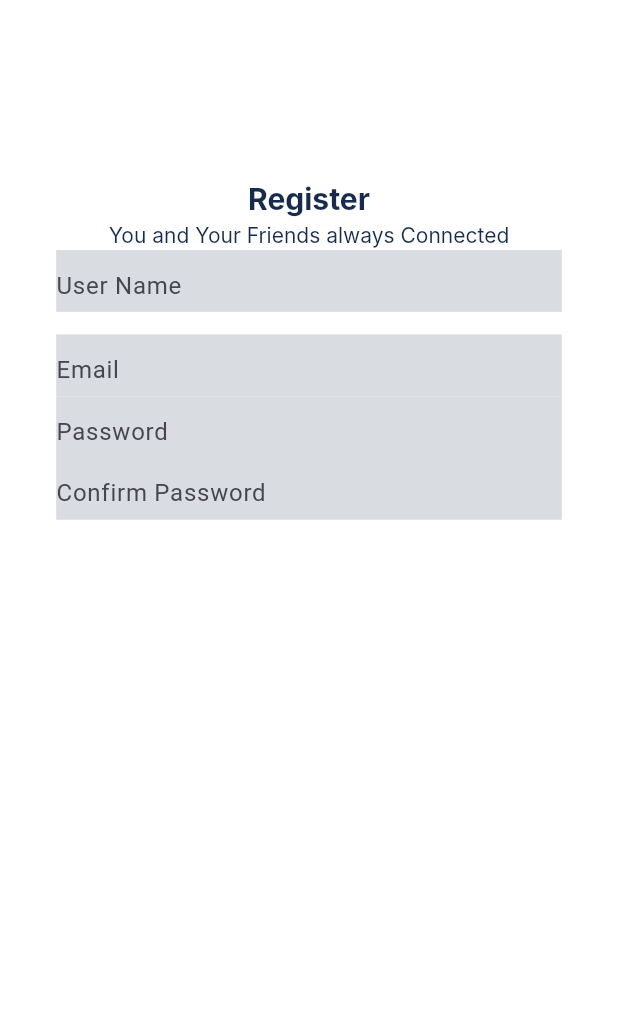
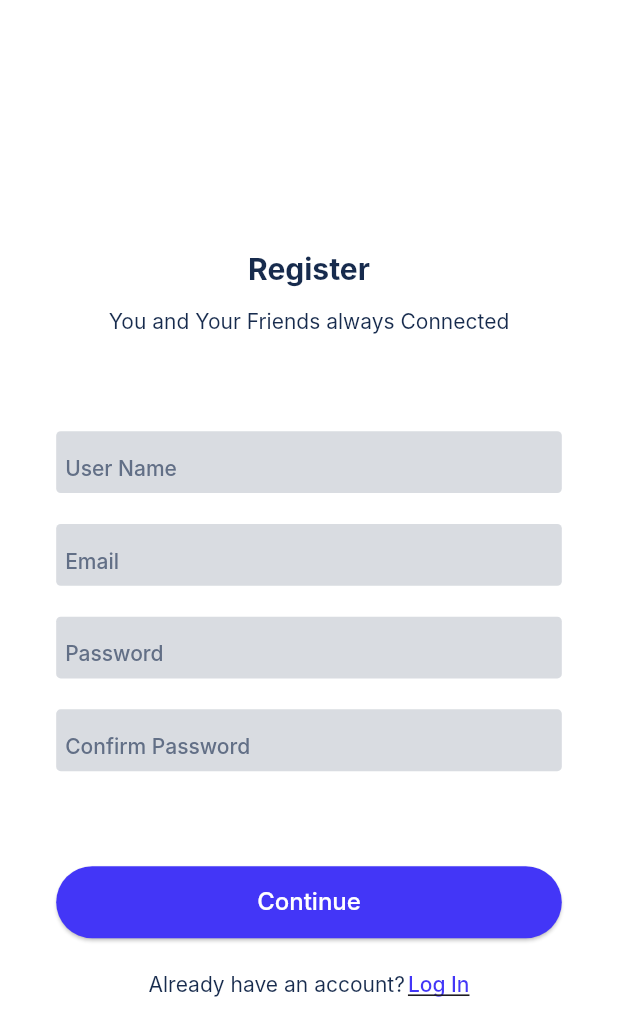
Before and after one commit to diilshadkt/chateo, a Flutter app: the screen it shows after launch, on a phone screen of 412 x 824 dp. Shown: the top 1036 px of the screen. Run offline on Flutter 3.47's test engine with Material 3 defaults, Android fonts, the phone set to English and light mode, and no system bars; our stand-ins replace firebase_auth, firebase_core, flutter_hooks, flutter_riverpod, go_router, hooks_riverpod and 1 more; accounts and stored records are empty; generated files the repository leaves out were written again; Roboto replaces fonts that are missing (Inter).

Commit message:
signup page ui completed

```diff
--- a/lib/core/constants/constants.dart
+++ b/lib/core/constants/constants.dart
@@ -5,11 +5,13 @@ class Constants {
   // Login
   final String txtHeading = "Register";
   final String txtSubHeading = "You and Your Friends always Connected";
-  final String txtContinueBtn = "CONTINUE";
+  final String txtContinueBtn = "Continue";
   final String txtUserName = "User Name";
   final String txtEmail = "Email";
   final String txtPassword = "Password";
   final String txtConfirmPassword = "Confirm Password";
+  final String txtAlreadyHaveAccount = "Already have an account?";
+  final String txtLogin = "Log In";
 }
 
 @riverpod
--- a/lib/core/themes/color_palette.dart
+++ b/lib/core/themes/color_palette.dart
@@ -1,7 +1,7 @@
 import 'package:flutter/material.dart';
 
 class AppColorPalettes {
-  static const blue400 = Color.fromARGB(255, 36, 22, 243);
+  static const blue400 = Color.fromARGB(255, 67, 54, 247);
   static const blue900 = Color(0xFF172B4D);
   static const grey400 = Color(0xFF626F86);
   static const white500 = Colors.white;
--- /dev/null
+++ b/lib/core/widgets/button_widget.dart
@@ -0,0 +1,33 @@
+import 'package:chateo/core/constants/constants.dart';
+import 'package:chateo/core/themes/app_theme.dart';
+import 'package:flutter/material.dart';
+import 'package:flutter_riverpod/flutter_riverpod.dart';
+
+class ButtonWidget extends ConsumerWidget {
+  final VoidCallback onPressed;
+  const ButtonWidget({super.key, required this.onPressed});
+
+  @override
+  Widget build(BuildContext context, WidgetRef ref) {
+    final constants = ref.watch(constantsProvider);
+    final colors = AppTheme.of(context).colors;
+    final typography = AppTheme.of(context).typography;
+    final spacer = AppTheme.of(context).spaces;
+
+    return SizedBox(
+      width: MediaQuery.sizeOf(context).width,
+      height: spacer.space_600,
+      child: ElevatedButton(
+        style: ElevatedButton.styleFrom(
+            backgroundColor: colors.primary,
+            shape: RoundedRectangleBorder(
+                borderRadius: BorderRadius.circular(50))),
+        onPressed: onPressed,
+        child: Text(
+          constants.txtContinueBtn,
+          style: typography.h500.copyWith(color: colors.secondary),
+        ),
+      ),
+    );
+  }
+}
--- a/lib/core/widgets/textfield_widget.dart
+++ b/lib/core/widgets/textfield_widget.dart
@@ -18,10 +18,17 @@ class TextfieldWidget extends StatelessWidget {
     final typography = AppTheme.of(context).typography;
     return Container(
       height: MediaQuery.sizeOf(context).height / 20,
-      color: colors.textInverse,
+      decoration: BoxDecoration(
+          color: colors.textInverse, borderRadius: BorderRadius.circular(3)),
       child: TextField(
+        cursorHeight: 16,
+        cursorColor: colors.primary,
         decoration: InputDecoration(
-            border: InputBorder.none, hintText: label, prefixIcon: icon),
+            border: InputBorder.none,
+            hintText: label,
+            contentPadding: const EdgeInsets.only(left: 6),
+            hintStyle: typography.h200,
+            prefixIcon: icon),
       ),
     );
   }
--- a/lib/features/auth/view/pages/login_page.dart
+++ b/lib/features/auth/view/pages/login_page.dart
@@ -0,0 +1,10 @@
+import 'package:flutter/material.dart';
+
+class LoginPage extends StatelessWidget {
+  const LoginPage({super.key});
+
+  @override
+  Widget build(BuildContext context) {
+    return const Placeholder();
+  }
+}
--- a/lib/features/auth/view/pages/signup_page.dart
+++ b/lib/features/auth/view/pages/signup_page.dart
@@ -1,6 +1,8 @@
 import 'package:chateo/core/constants/constants.dart';
 import 'package:chateo/core/themes/app_theme.dart';
+import 'package:chateo/core/widgets/button_widget.dart';
 import 'package:chateo/core/widgets/textfield_widget.dart';
+import 'package:chateo/features/auth/view/pages/login_page.dart';
 import 'package:chateo/features/auth/view/widgets/textfield_widget.dart';
 import 'package:flutter/material.dart';
 import 'package:flutter_riverpod/flutter_riverpod.dart';
@@ -17,31 +19,81 @@ class SignupPage extends ConsumerWidget {
 
     return Scaffold(
       backgroundColor: colors.secondary,
-      body: Center(
+      body: SingleChildScrollView(
+        child: Center(
           child: Padding(
             padding: EdgeInsets.symmetric(
                 horizontal: MediaQuery.sizeOf(context).width / 11),
             child: Column(
               children: [
                 SizedBox(
-                height: MediaQuery.sizeOf(context).height / 7,
+                  height: MediaQuery.sizeOf(context).height / 5,
                 ),
                 Text(
                   constants.txtHeading,
                   style: typography.h800,
                 ),
+                SizedBox(
+                  height: MediaQuery.sizeOf(context).height / 80,
+                ),
                 Text(
                   constants.txtSubHeading,
                   style: typography.h100.copyWith(color: colors.text),
                 ),
+                SizedBox(
+                  height: MediaQuery.sizeOf(context).height / 13,
+                ),
                 TextfieldWidget(label: constants.txtUserName),
-              const SizedBox(
-                height: 15,
+                SizedBox(
+                  height: MediaQuery.sizeOf(context).height / 40,
                 ),
                 TextfieldWidget(label: constants.txtEmail),
+                SizedBox(
+                  height: MediaQuery.sizeOf(context).height / 40,
+                ),
                 TextfieldWidget(label: constants.txtPassword),
+                SizedBox(
+                  height: MediaQuery.sizeOf(context).height / 40,
+                ),
                 TextfieldWidget(label: constants.txtConfirmPassword),
+                SizedBox(
+                  height: MediaQuery.sizeOf(context).height / 13,
+                ),
+                ButtonWidget(onPressed: () {}),
+                SizedBox(
+                  height: MediaQuery.sizeOf(context).height / 40,
+                ),
+                // Already have an account part
+
+                Row(
+                  mainAxisAlignment: MainAxisAlignment.center,
+                  children: [
+                    Text(
+                      constants.txtAlreadyHaveAccount,
+                      style: typography.h100.copyWith(color: colors.text),
+                    ),
+                    SizedBox(
+                      width: spacer.space_25,
+                    ),
+                    InkWell(
+                      child: Text(
+                        constants.txtLogin,
+                        style: typography.h200.copyWith(
+                            color: colors.primary,
+                            decoration: TextDecoration.underline),
+                      ),
+                      onTap: () {
+                        Navigator.push(
+                            context,
+                            MaterialPageRoute(
+                              builder: (context) => const LoginPage(),
+                            ));
+                      },
+                    )
                   ],
+                ),
+              ],
+            ),
           ),
         ),
       ),
```
Lines whose indentation alone changed are shown as unchanged.
